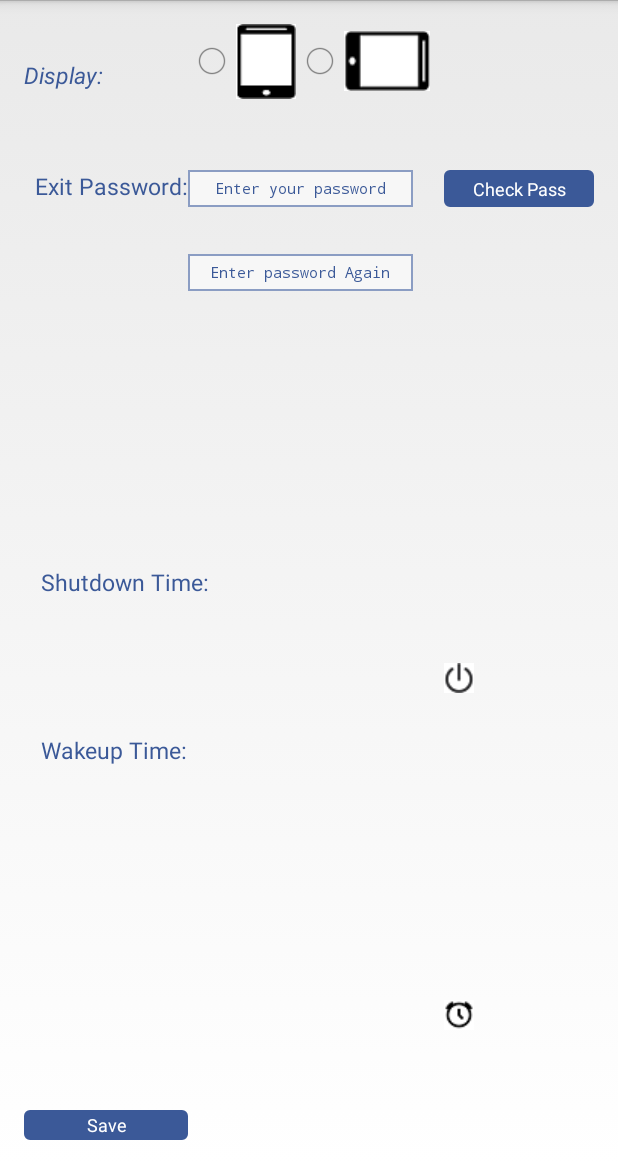
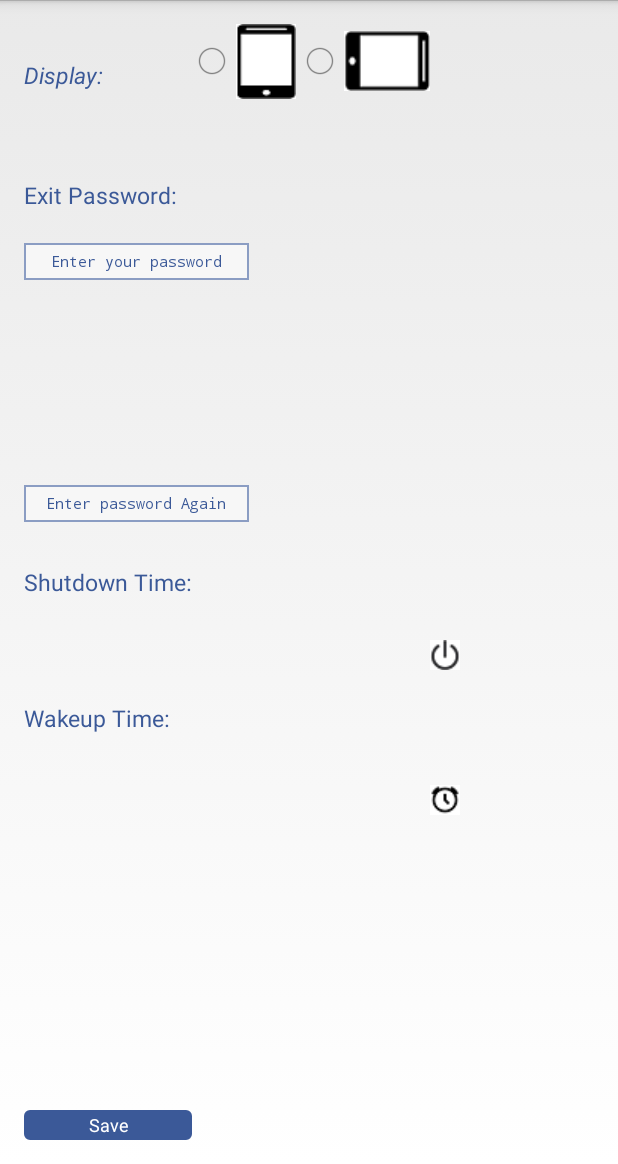
Before and after one commit to yangzifeiyu/NinjaPlayer, an Android app: the layout Plain.xml on its own in the app's theme, with its tools: preview values and no code run, on a phone screen of 412 x 824 dp, the part 72-1236 px from its top. Run offline under Robolectric (Android 15) with nearby library versions, the phone set to English and light mode, and no system bars.

Commit message:
Update fragment_configuration(normal-notlong-port).xml

```diff
--- a/app/src/main/res/layout/fragment_configuration(normal-notlong-port).xml
+++ b/app/src/main/res/layout/fragment_configuration(normal-notlong-port).xml
@@ -21,8 +21,8 @@
         android:layout_alignParentBottom="true"
         android:layout_alignParentStart="true"
         android:layout_alignParentLeft="true"
-        android:layout_alignEnd="@+id/textView5"
-        android:text="Save"/>
+        android:text="Save"
+        android:layout_alignEnd="@+id/textView4"/>
 
     <TextView
 
@@ -74,9 +74,9 @@
         android:id="@+id/textView3"
         android:textSize="15dp"
         android:textColor="#3b5998"
-        android:layout_alignTop="@+id/etPassword"
-        android:layout_alignEnd="@+id/textView5"
-        android:layout_alignBottom="@+id/etPassword" />
+        android:layout_marginTop="53dp"
+        android:layout_below="@+id/myRadioGroup"
+        android:layout_alignParentStart="true"/>
 
     <TextView
         android:layout_width="wrap_content"
@@ -86,7 +86,7 @@
         android:textSize="15dp"
         android:textColor="#3b5998"
         android:layout_centerVertical="true"
-        android:layout_alignStart="@+id/textView5"/>
+        android:layout_alignParentStart="true"/>
 
     <TextView
         android:layout_width="wrap_content"
@@ -95,9 +95,10 @@
         android:id="@+id/textView5"
         android:textSize="15dp"
         android:textColor="#3b5998"
+        android:layout_marginTop="21dp"
         android:layout_below="@+id/tvTime"
-        android:layout_toStartOf="@+id/myRadioGroup"
-        android:layout_marginTop="27dp"/>
+        android:layout_alignParentStart="true"
+        android:layout_alignEnd="@+id/textView4"/>
 
     <EditText
         android:background="@drawable/edittext_bg"
@@ -108,23 +109,9 @@
         android:textColorHint="#3b5998"
         android:gravity="center"
         android:hint="@string/edittext_hint"
-        android:layout_below="@+id/myRadioGroup"
-        android:layout_alignStart="@+id/myRadioGroup"
-        android:layout_marginTop="47dp" />
-
-    <Button
-
-        android:background="@drawable/mybutton"
-        android:layout_width="100dp"
-        android:layout_height="30dp"
-        android:text="Check Pass"
-        android:id="@+id/btnCheck"
-        android:textSize="12dp"
-        android:textColor="#ffffff"
-        android:layout_marginLeft="36dp"
-        android:layout_alignBottom="@+id/etPassword"
-        android:layout_alignParentEnd="true"
-        android:layout_alignTop="@+id/etPassword"/>
+        android:layout_below="@+id/textView3"
+        android:layout_alignParentStart="true"
+        android:layout_marginTop="21dp"/>
 
     <!--<Button-->
 
@@ -141,13 +128,14 @@
     <!--android:textColor="#ffffff"/>-->
 
     <TextView
-        android:layout_width="200dp"
-        android:layout_height="28dp"
+        android:layout_width="150dp"
+        android:layout_height="40dp"
         android:id="@+id/txtStatusPa"
         android:textSize="11dp"
         android:gravity="center|bottom"
-        android:layout_alignTop="@+id/btnContinue"
-        android:layout_alignParentEnd="true"/>
+        android:layout_alignParentEnd="true"
+        android:layout_alignBottom="@+id/etMatch"
+        android:layout_alignTop="@+id/etPassword"/>
 
     <TextView
         android:layout_width="wrap_content"
@@ -155,10 +143,10 @@
         android:textAppearance="?android:attr/textAppearanceSmall"
         android:id="@+id/tvTime"
         android:gravity="center"
+        android:layout_marginTop="28dp"
         android:layout_below="@+id/textView4"
-        android:layout_alignStart="@+id/textView4"
-        android:layout_marginTop="43dp"
-        android:layout_alignEnd="@+id/etPassword"/>
+        android:layout_alignParentStart="true"
+        android:layout_alignEnd="@+id/etMatch"/>
 
     <TextView
         android:layout_width="wrap_content"
@@ -166,9 +154,10 @@
         android:textAppearance="?android:attr/textAppearanceSmall"
         android:id="@+id/tvW"
         android:gravity="center"
-        android:layout_marginBottom="53dp"
-        android:layout_above="@+id/btnContinue"
+        android:layout_below="@+id/textView5"
         android:layout_alignParentStart="true"
+        android:layout_marginTop="34dp"
+        android:layout_toStartOf="@+id/myRadioGroup"
         android:layout_alignEnd="@+id/tvTime"/>
 
     <ImageButton
@@ -176,16 +165,17 @@
         android:layout_height="wrap_content"
         android:id="@+id/btnImgShut"
         android:background="@drawable/shut"
-        android:layout_alignBottom="@+id/tvTime"
-        android:layout_alignStart="@+id/btnCheck"/>
+        android:layout_above="@+id/textView5"
+        android:layout_alignStart="@+id/btnImgWake"/>
 
     <ImageButton
         android:layout_width="wrap_content"
         android:layout_height="wrap_content"
         android:id="@+id/btnImgWake"
         android:background="@drawable/wake"
-        android:layout_alignBottom="@+id/tvW"
-        android:layout_alignStart="@+id/btnImgShut"/>
+        android:layout_alignTop="@+id/tvW"
+        android:layout_toEndOf="@+id/myRadioGroup"
+        android:layout_alignBottom="@+id/tvW"/>
 
     <EditText
         android:background="@drawable/edittext_bg"
@@ -196,8 +186,8 @@
         android:textColorHint="#3b5998"
         android:gravity="center"
         android:hint="@string/edittext_hint2"
-        android:layout_below="@+id/textView3"
-        android:layout_toEndOf="@+id/textView3"
-        android:layout_marginTop="31dp" />
+        android:layout_above="@+id/textView4"
+        android:layout_alignStart="@+id/etPassword"
+        android:layout_marginBottom="29dp"/>
 
 </RelativeLayout>
```
